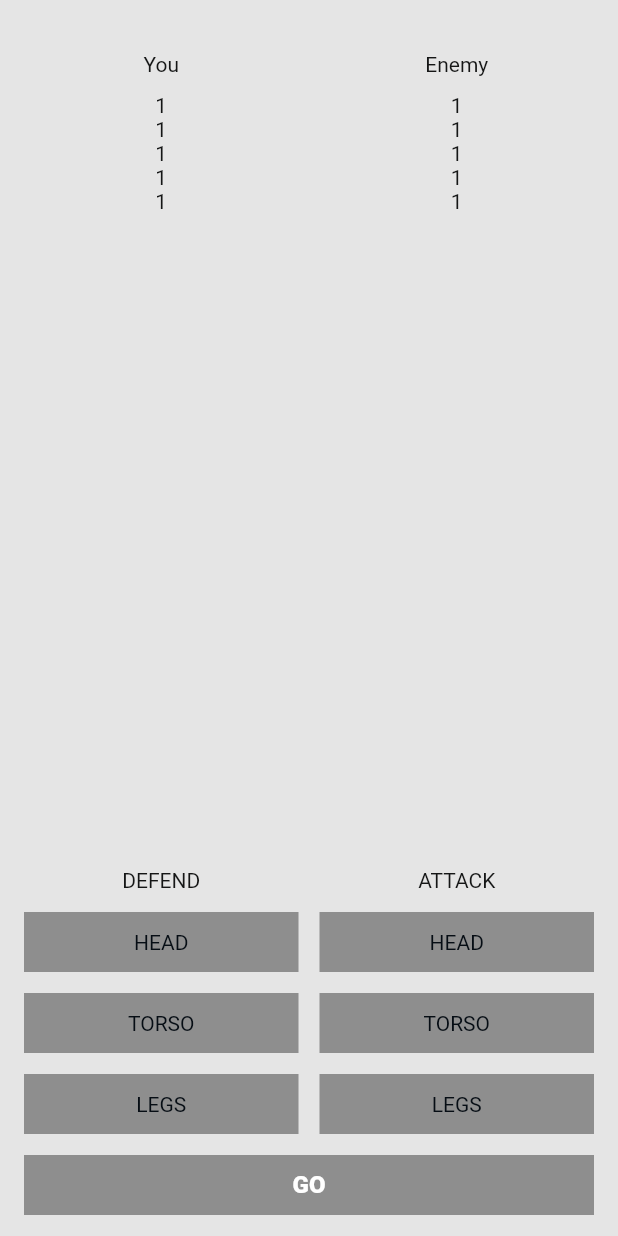
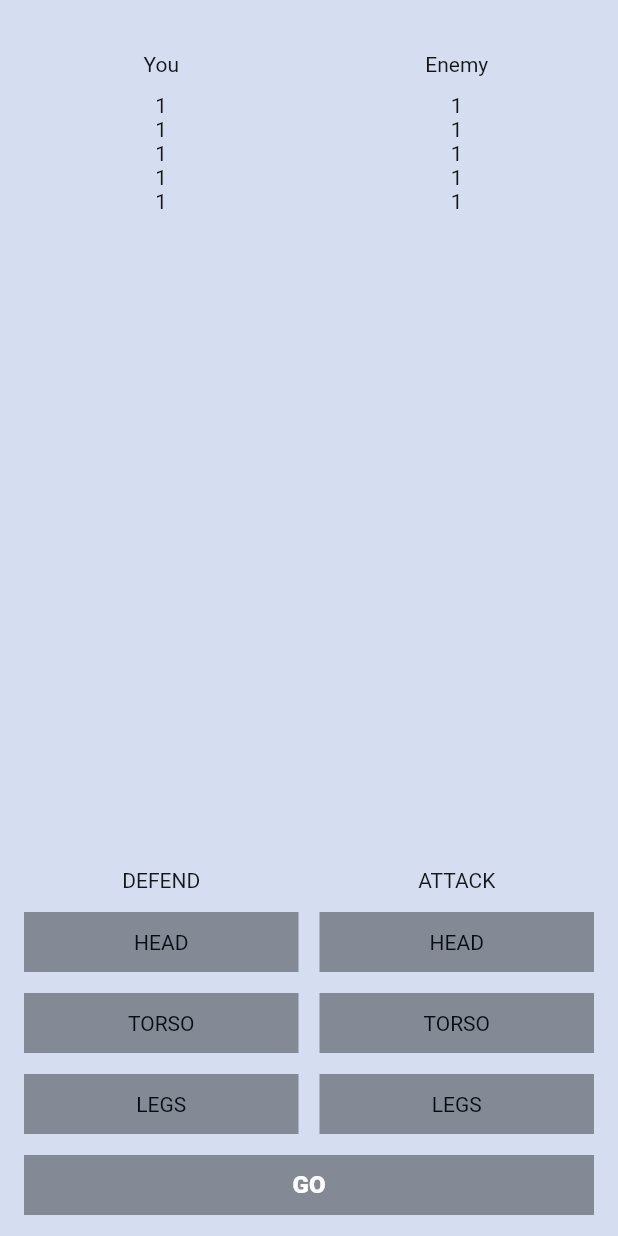
Before and after one commit to Mikhail-Ivanou/skillbranch_mentor, a Flutter app: the screen it shows after launch, on a phone screen of 412 x 824 dp. Run offline on Flutter 3.47's test engine with Material 2 defaults, Android fonts, the phone set to English and light mode, and no system bars.

Commit message:
fix colors

```diff
--- a/lib/main.dart
+++ b/lib/main.dart
@@ -32,7 +32,7 @@ class _MyHomePageState extends State<MyHomePage> {
   Widget build(BuildContext context) {
     return SafeArea(
       child: Scaffold(
-        backgroundColor: Color(0xFFE5E5E5),
+        backgroundColor: Color(0xFFd5def0),
         body: Column(
           children: [
             const SizedBox(
@@ -202,7 +202,7 @@ class _MyHomePageState extends State<MyHomePage> {
                     child: SizedBox(
                       height: 40,
                       child: ColoredBox(
-                        color: _isGoEnabled ? Color(0xFF000000) : Color(0x61000000),
+                        color: _isGoEnabled ? Color(0xDD000000) : Color(0x61000000),
                         child: Center(
                           child: Text(
                             'Go'.toUpperCase(),
```
Also changed, not shown: 1 other file.
